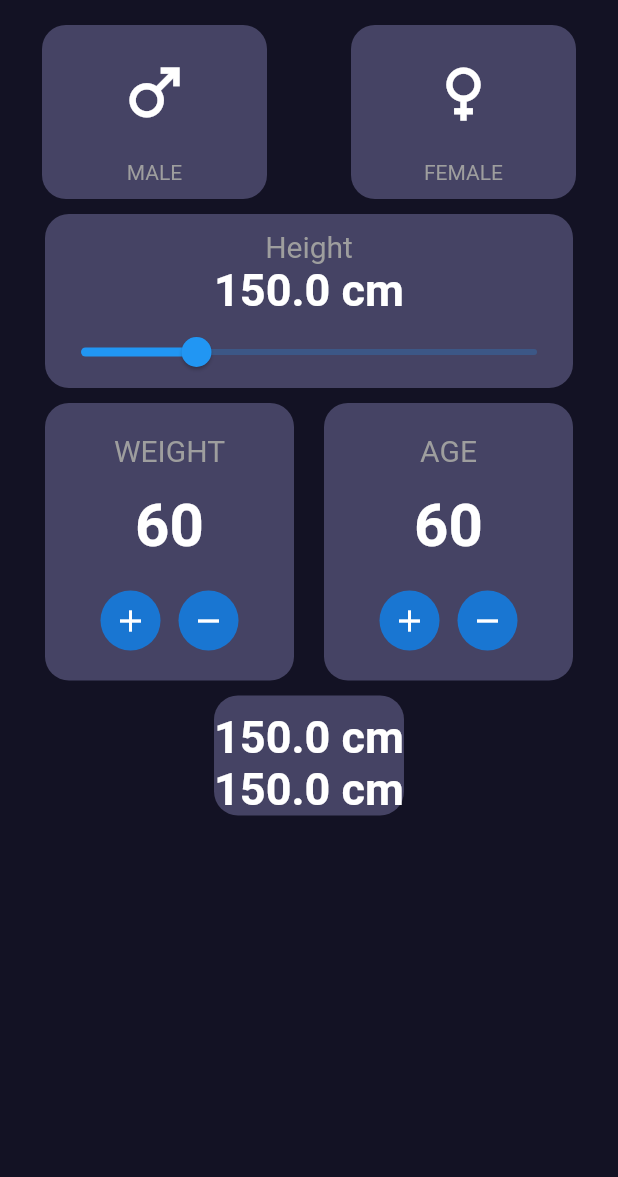
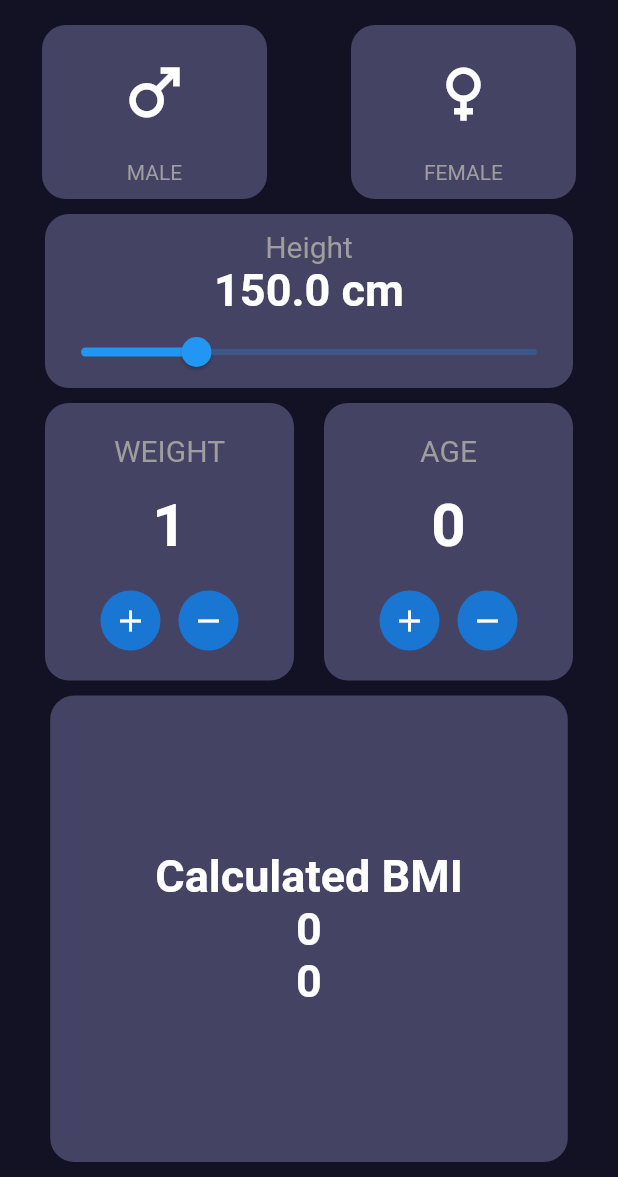
Before and after one commit to Aayush-Bajirao/BMI-Calculator, a Flutter app: the screen it shows after launch, after a tap on the "add" icon, on a phone screen of 412 x 824 dp, the part 59-1236 px from its top. Run offline on Flutter 3.47's test engine with Material 2 defaults, Android fonts, the phone set to English and light mode, and no system bars; missing offline and left inert: dart:ffi.

Commit message:
Fourth row of displayng BMI completed

```diff
--- a/lib/main.dart
+++ b/lib/main.dart
@@ -1,3 +1,5 @@
+import 'dart:ffi';
+
 import 'package:flutter/material.dart';
 
 void main() => runApp(MaterialApp(
@@ -11,8 +13,10 @@ class bmi_calc extends StatefulWidget {
 
 class _bmi_calcState extends State<bmi_calc> {
   double val = 150; //value of slider
-  int weight = 60;
-  int age = 60;
+  int weight_w = 0;
+  int weight = 0;
+  int age = 0;
+  int bmi = 0;
 
   @override
   Widget build(BuildContext context) {
@@ -111,7 +115,7 @@ class _bmi_calcState extends State<bmi_calc> {
                 ],
               ),
             ),
-//Second Row Slider section------------------------------------------------------------------
+//Second Row Slider section-variable=val------------------------------------------------------------------
             Container(
                 margin: EdgeInsets.symmetric(vertical: 10, horizontal: 30),
                 padding: EdgeInsets.fromLTRB(0, 10, 0, 0),
@@ -163,7 +167,7 @@ class _bmi_calcState extends State<bmi_calc> {
                     )
                   ],
                 )),
-//Third Row Wieght and Age options-----------------------------------------------------------
+//Third Row Wieght and Age options-variable=age, weight-----------------------------------------------------------
             Container(
 
               child: Row(
@@ -215,7 +219,7 @@ class _bmi_calcState extends State<bmi_calc> {
                                   children: <Widget>[
                                     Container(
                                       child: GestureDetector(
-                                        onTap: () {},
+                                        onTap: () {setState(() {weight += 1;});},
                                         child: CircleAvatar(
                                           child: Icon(
                                             Icons.add,
@@ -226,9 +230,7 @@ class _bmi_calcState extends State<bmi_calc> {
                                     ),
                                     Container(
                                       child: GestureDetector(
-                                        onTap: () {
-                                          weight++;
-                                        },
+                                        onTap: () {setState(() {weight -= 1;});},
                                         child: CircleAvatar(
                                           child: Icon(
                                             Icons.remove,
@@ -291,7 +293,7 @@ class _bmi_calcState extends State<bmi_calc> {
                                   children: <Widget>[
                                     Container(
                                       child: GestureDetector(
-                                        onTap: () {},
+                                        onTap: () {setState(() {age += 1;});},
                                         child: CircleAvatar(
                                           child: Icon(
                                             Icons.add,
@@ -304,9 +306,7 @@ class _bmi_calcState extends State<bmi_calc> {
                                       padding:
                                           EdgeInsets.symmetric(vertical: 10),
                                       child: GestureDetector(
-                                        onTap: () {
-                                          weight++;
-                                        },
+                                        onTap: () {setState(() {age -= 1;});},
                                         child: CircleAvatar(
                                           child: Icon(
                                             Icons.remove,
@@ -323,10 +323,11 @@ class _bmi_calcState extends State<bmi_calc> {
                 ],
               ),
             ),
-//Fourth Row Display options-----------------------------------------------------------------
-             Container(
+//Fourth Row Display BMI-----------------------------------------------------------------
+             Expanded(
+               child: Container(
                   margin: EdgeInsets.symmetric(vertical: 10, horizontal: 30),
-                padding: EdgeInsets.fromLTRB(0, 10, 0, 0),
+                  padding: EdgeInsets.fromLTRB(70, 0, 70, 0),
                   decoration: new BoxDecoration(
                     borderRadius: new BorderRadius.circular(16.0),
                     color: Color.fromARGB(255, 69, 67, 100),
@@ -339,15 +340,25 @@ class _bmi_calcState extends State<bmi_calc> {
                         child: Column(
                           children: [
                             Text(
-                            '${val} cm',
+                              'Calculated BMI',
                               style: TextStyle(
                                 color: Colors.white,
                                 fontSize: 30,
                                 fontWeight: FontWeight.bold,
                               ),
                             ),
+
                             Text(
-                            '${val} cm',
+                              '${bmi}',
+                              style: TextStyle(
+                                color: Colors.white,
+                                fontSize: 30,
+                                fontWeight: FontWeight.bold,
+                              ),
+                            ),
+
+                            Text(
+                              '${bmi}',
                               style: TextStyle(
                                 color: Colors.white,
                                 fontSize: 30,
@@ -361,6 +372,7 @@ class _bmi_calcState extends State<bmi_calc> {
 
                     ],
                   )),
+             ),
 
           ],
         ),
```
Lines whose indentation alone changed are shown as unchanged.
